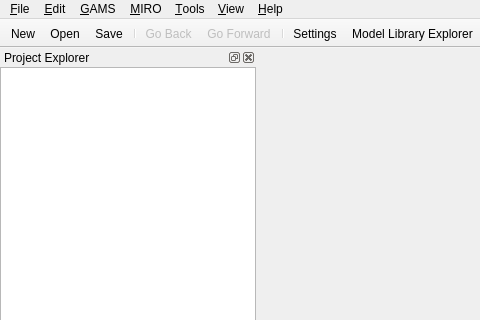
Qt form src/mainwindow.ui (GAMS-dev/studio) before a commit; both pictures show x 0 to 480 and y 0 to 320 of the 1014 by 745 pixel window.
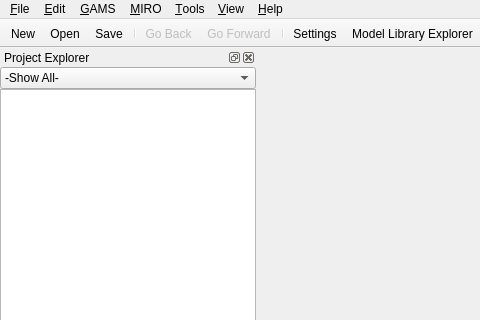
The same form after that commit. Icons and pictures are not drawn. Custom widgets are drawn as their Qt base class.

Commit message: single project mode to focus one project only

```diff
--- a/src/mainwindow.ui
+++ b/src/mainwindow.ui
@@ -374,6 +374,9 @@
      <bool>true</bool>
     </property>
     <layout class="QVBoxLayout" name="verticalLayout">
+     <property name="spacing">
+      <number>0</number>
+     </property>
      <property name="leftMargin">
       <number>0</number>
      </property>
@@ -386,6 +389,15 @@
      <property name="bottomMargin">
       <number>0</number>
      </property>
+     <item>
+      <widget class="QComboBox" name="cbFocusProject">
+       <item>
+        <property name="text">
+         <string>-Show All-</string>
+        </property>
+       </item>
+      </widget>
+     </item>
      <item>
       <widget class="gams::studio::ProjectTreeView" name="projectView">
        <property name="sizePolicy">
```
Left out of the diff: 12 changed lines with no effect on the pictures. The commit also changes 15 other files.
